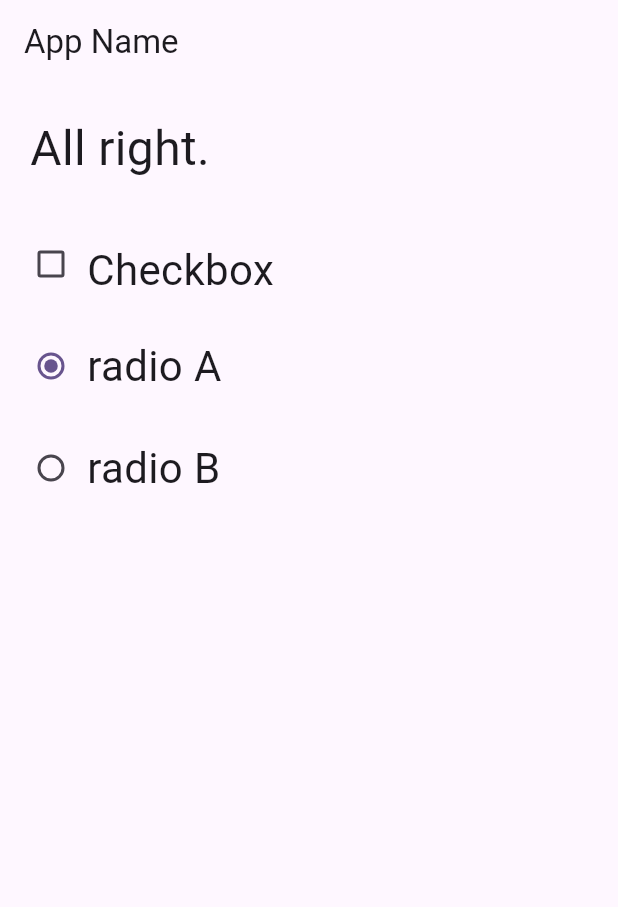
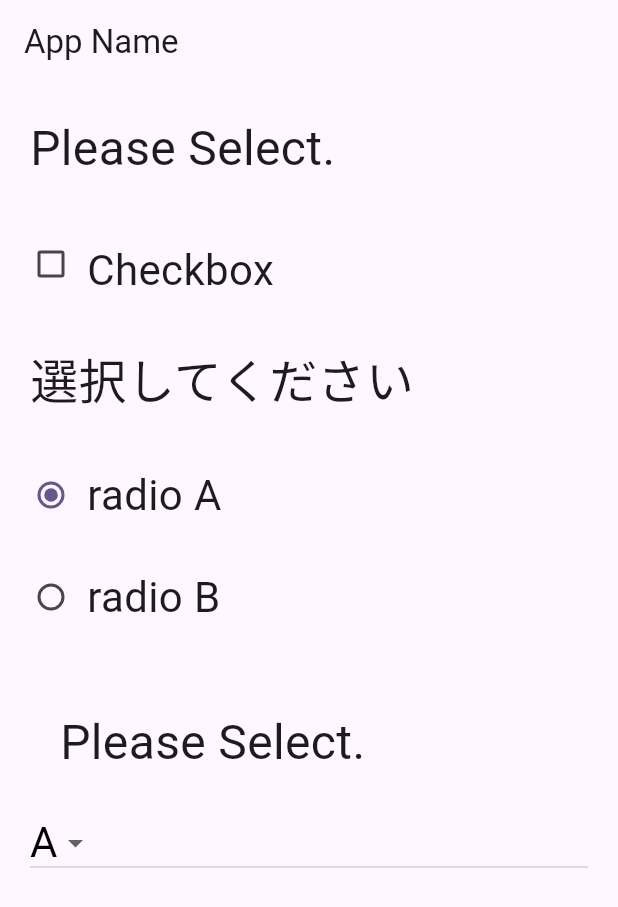
Before and after one commit to Jun-Saito-de/practice_j, a Flutter app: the screen it shows after launch, on a phone screen of 412 x 824 dp. Shown: the top 907 px of the screen. Run offline on Flutter 3.47's test engine with Material 3 defaults, Android fonts, the phone set to English and light mode, and no system bars.

Commit message:
ドロップダウンボタン追加、メッセージ追加

```diff
--- a/lib/main.dart
+++ b/lib/main.dart
@@ -34,11 +34,17 @@ class MyHomePage extends StatefulWidget {
 // ホーム画面の状態を管理するクラス
 class _MyHomePageState extends State<MyHomePage> {
   // 表示メッセージを保持する変数
-  static var _message = "All right.";
+  static var _checkMessage = "Please Select.";
   // チェックボックスの状態を保持する変数。初期値は未チェックとする
   static var _checked = false;
   // ラジオボタンの状態を保持する変数
-  static var _selected = 'A';
+  static var _radioSelected = 'A';
+  // ラジオボタンのメッセージの変数
+  static var _radioMessage = "選択してください";
+  // ドロップダウンボタンの状態を保持する変数
+  static var _dropdownSelected = "A";
+  // ドロップダウンボタンのメッセージを保持する変数
+  static var _dropdownMessage = "Please Select.";
 
   @override
   Widget build(BuildContext context) {
@@ -55,7 +61,7 @@ class _MyHomePageState extends State<MyHomePage> {
             Padding(
               padding: EdgeInsets.all(20.0),
               child: Text(
-                _message,
+                _checkMessage,
                 style: TextStyle(
                   fontSize: 32.0,
                   fontWeight: FontWeight.w400,
@@ -85,6 +91,18 @@ class _MyHomePageState extends State<MyHomePage> {
                 ],
               ),
             ),
+            // ラジオボタンメッセージ部分
+            Padding(
+              padding: EdgeInsets.all(20.0),
+              child: Text(
+                _radioMessage,
+                style: TextStyle(
+                  fontSize: 32.0,
+                  fontWeight: FontWeight.w400,
+                  fontFamily: "Roboto",
+                ),
+              ),
+            ),
             // ラジオボタン追加部分
             Padding(
               padding: EdgeInsets.all(10.0),
@@ -95,7 +113,7 @@ class _MyHomePageState extends State<MyHomePage> {
                 children: <Widget>[
                   Radio<String>(
                     value: 'A',
-                    groupValue: _selected,
+                    groupValue: _radioSelected,
                     onChanged: radioChanged,
                   ),
                   Text(
@@ -118,7 +136,7 @@ class _MyHomePageState extends State<MyHomePage> {
                 children: <Widget>[
                   Radio<String>(
                     value: 'B',
-                    groupValue: _selected,
+                    groupValue: _radioSelected,
                     onChanged: radioChanged,
                   ),
                   Text(
@@ -132,25 +150,67 @@ class _MyHomePageState extends State<MyHomePage> {
                 ],
               ),
             ),
+            // ドロップダウンボタン追加部分
+            Padding(
+              padding: const EdgeInsets.all(20.0),
+              child: Column(
+                mainAxisAlignment: MainAxisAlignment.start,
+                mainAxisSize: MainAxisSize.max,
+                crossAxisAlignment: CrossAxisAlignment.stretch,
+                children: <Widget>[
+                  Padding(
+                    padding: const EdgeInsets.all(20.0),
+                    child: Text(
+                      _dropdownMessage,
+                      style: const TextStyle(
+                        fontSize: 32.0,
+                        fontWeight: FontWeight.w400,
+                        fontFamily: "Roboto",
+                      ),
+                    ),
+                  ),
+                  DropdownButton<String>(
+                    onChanged: popupSelected,
+                    value: _dropdownSelected, // 修正: 'A' を含む選択肢を追加
+                    style: const TextStyle(
+                      color: Colors.black,
+                      fontSize: 28.0,
+                      fontWeight: FontWeight.w400,
+                      fontFamily: "Roboto",
+                    ),
+                    items: const <DropdownMenuItem<String>>[
+                      DropdownMenuItem<String>(value: "A", child: Text("A")),
+                      DropdownMenuItem<String>(value: "B", child: Text("B")),
+                      DropdownMenuItem<String>(value: "C", child: Text("C")),
+                    ],
+                  ),
+                ],
+              ),
+            ),
           ],
         ),
       ),
     );
   }
 
-  // チェックボックスが切り替えられたときに呼ばれる関数です
   void checkChanged(bool? value) {
     setState(() {
-      _checked = value!; // nullでないことを確認しつつ、_checkedを 更新する
-      _message = value ? "checked!" : "not checked…"; // チェック状態に応じてメッセージを更新する
+      _checked = value!;
+      _checkMessage = value ? "checked!" : "not checked…";
     });
   }
 
-  // ラジオボタンの状態変更を管理する関数
   void radioChanged(String? value) {
     setState(() {
-      _selected = value!;
-      _message = 'select: $_selected';
+      _radioSelected = value!;
+      _radioMessage = '$_radioSelectedを選択';
+    });
+  }
+
+  void popupSelected(String? value) {
+    setState(() {
+      _dropdownSelected = value ?? "not selected...";
+      _dropdownMessage = 'your select is $_dropdownSelected';
     });
   }
 }
```
